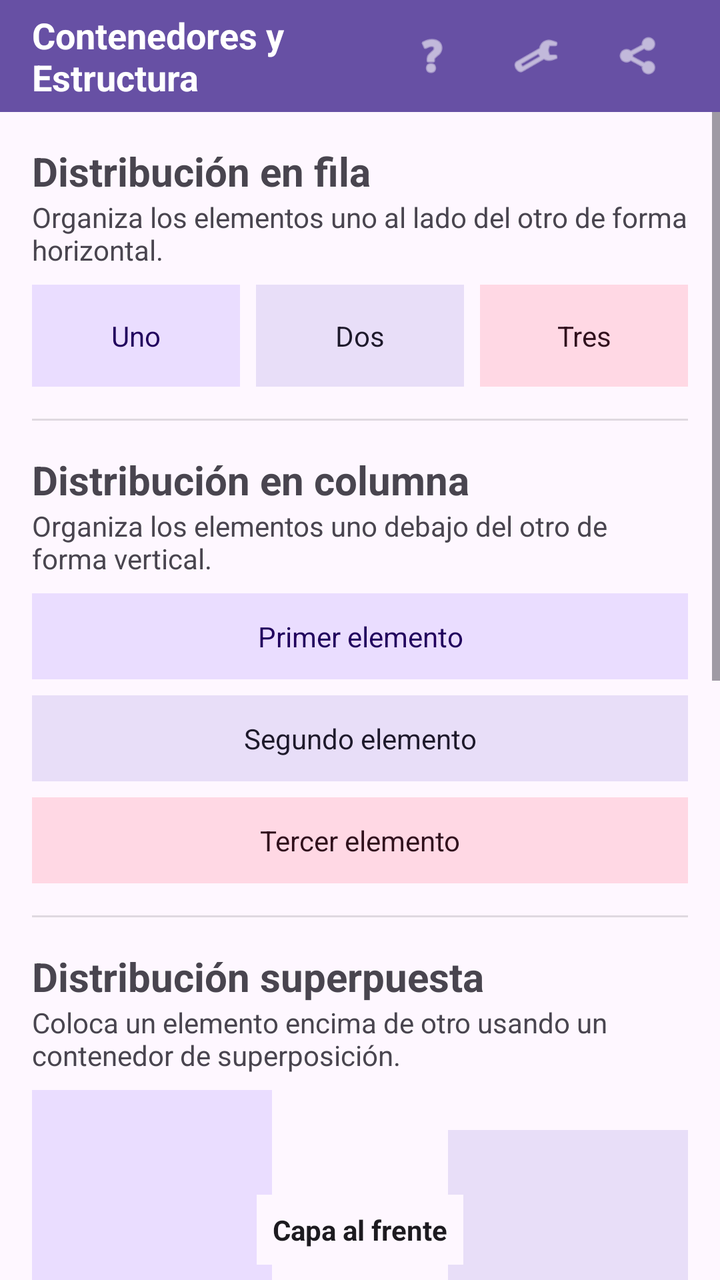
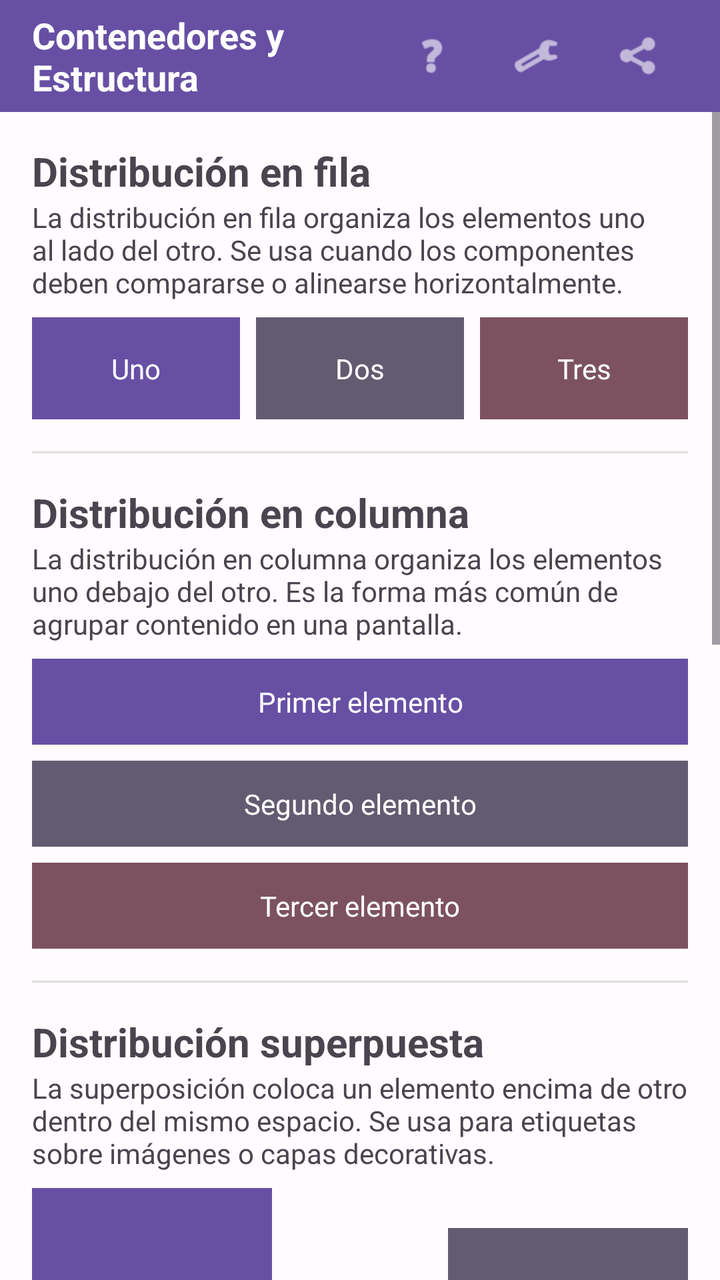

The first picture is an Android layout as it rendered before a commit; the second is the same layout after the commit. The layout source and the unified diff follow.
<!-- AndroidManifest.xml: application theme Theme.XmlTarea2 -->
<!-- res/layout/fragment_estructura.xml -->
<?xml version="1.0" encoding="utf-8"?>
<LinearLayout xmlns:android="http://schemas.android.com/apk/res/android"
    android:layout_width="match_parent"
    android:layout_height="match_parent"
    android:orientation="vertical">

    <include layout="@layout/item_contenedor_barra" />

    <ScrollView
        android:layout_width="match_parent"
        android:layout_height="0dp"
        android:layout_weight="1"
        android:fillViewport="true">

        <LinearLayout
            android:layout_width="match_parent"
            android:layout_height="wrap_content"
            android:orientation="vertical"
            android:padding="16dp">

            <TextView
                android:layout_width="match_parent"
                android:layout_height="wrap_content"
                android:text="@string/sec6_fila_titulo"
                android:textSize="20sp"
                android:textStyle="bold" />

            <TextView
                android:layout_width="match_parent"
                android:layout_height="wrap_content"
                android:text="@string/sec6_fila_descripcion"
                android:textSize="14sp"
                android:paddingBottom="8dp" />

            <LinearLayout
                android:layout_width="match_parent"
                android:layout_height="wrap_content"
                android:orientation="horizontal"
                android:baselineAligned="false">

                <TextView
                    android:layout_width="0dp"
                    android:layout_height="wrap_content"
                    android:layout_weight="1"
                    android:background="?attr/colorPrimaryContainer"
                    android:gravity="center"
                    android:padding="16dp"
                    android:text="@string/sec6_fila_uno"
                    android:textColor="?attr/colorOnPrimaryContainer" />

                <TextView
                    android:layout_width="0dp"
                    android:layout_height="wrap_content"
                    android:layout_weight="1"
                    android:layout_marginStart="8dp"
                    android:background="?attr/colorSecondaryContainer"
                    android:gravity="center"
                    android:padding="16dp"
                    android:text="@string/sec6_fila_dos"
                    android:textColor="?attr/colorOnSecondaryContainer" />

                <TextView
                    android:layout_width="0dp"
                    android:layout_height="wrap_content"
                    android:layout_weight="1"
                    android:layout_marginStart="8dp"
                    android:background="?attr/colorTertiaryContainer"
                    android:gravity="center"
                    android:padding="16dp"
                    android:text="@string/sec6_fila_tres"
                    android:textColor="?attr/colorOnTertiaryContainer" />
            </LinearLayout>

            <View
                android:layout_width="match_parent"
                android:layout_height="1dp"
                android:layout_marginVertical="16dp"
                android:background="?android:attr/listDivider" />

            <TextView
                android:layout_width="match_parent"
                android:layout_height="wrap_content"
                android:text="@string/sec6_columna_titulo"
                android:textSize="20sp"
                android:textStyle="bold" />

            <TextView
                android:layout_width="match_parent"
                android:layout_height="wrap_content"
                android:text="@string/sec6_columna_descripcion"
                android:textSize="14sp"
                android:paddingBottom="8dp" />

            <LinearLayout
                android:layout_width="match_parent"
                android:layout_height="wrap_content"
                android:orientation="vertical">

                <TextView
                    android:layout_width="match_parent"
                    android:layout_height="wrap_content"
                    android:background="?attr/colorPrimaryContainer"
                    android:gravity="center"
                    android:padding="12dp"
                    android:text="@string/sec6_columna_uno"
                    android:textColor="?attr/colorOnPrimaryContainer" />

                <TextView
                    android:layout_width="match_parent"
                    android:layout_height="wrap_content"
                    android:layout_marginTop="8dp"
                    android:background="?attr/colorSecondaryContainer"
                    android:gravity="center"
                    android:padding="12dp"
                    android:text="@string/sec6_columna_dos"
                    android:textColor="?attr/colorOnSecondaryContainer" />

                <TextView
                    android:layout_width="match_parent"
                    android:layout_height="wrap_content"
                    android:layout_marginTop="8dp"
                    android:background="?attr/colorTertiaryContainer"
                    android:gravity="center"
                    android:padding="12dp"
                    android:text="@string/sec6_columna_tres"
                    android:textColor="?attr/colorOnTertiaryContainer" />
            </LinearLayout>

            <View
                android:layout_width="match_parent"
                android:layout_height="1dp"
                android:layout_marginVertical="16dp"
                android:background="?android:attr/listDivider" />

            <TextView
                android:layout_width="match_parent"
                android:layout_height="wrap_content"
                android:text="@string/sec6_superposicion_titulo"
                android:textSize="20sp"
                android:textStyle="bold" />

            <TextView
                android:layout_width="match_parent"
                android:layout_height="wrap_content"
                android:text="@string/sec6_superposicion_descripcion"
                android:textSize="14sp"
                android:paddingBottom="8dp" />

            <include layout="@layout/item_contenedor_superpuesto" />

            <View
                android:layout_width="match_parent"
                android:layout_height="1dp"
                android:layout_marginVertical="16dp"
                android:background="?android:attr/listDivider" />

            <TextView
                android:layout_width="match_parent"
                android:layout_height="wrap_content"
                android:text="@string/sec6_pesos_titulo"
                android:textSize="20sp"
                android:textStyle="bold" />

            <TextView
                android:layout_width="match_parent"
                android:layout_height="wrap_content"
                android:text="@string/sec6_pesos_descripcion"
                android:textSize="14sp"
                android:paddingBottom="8dp" />

            <LinearLayout
                android:layout_width="match_parent"
                android:layout_height="80dp"
                android:orientation="horizontal"
                android:baselineAligned="false">

                <TextView
                    android:layout_width="0dp"
                    android:layout_height="match_parent"
                    android:layout_weight="1"
                    android:background="?attr/colorPrimaryContainer"
                    android:gravity="center"
                    android:text="@string/sec6_peso_uno"
                    android:textColor="?attr/colorOnPrimaryContainer" />

                <TextView
                    android:layout_width="0dp"
                    android:layout_height="match_parent"
                    android:layout_weight="2"
                    android:layout_marginStart="8dp"
                    android:background="?attr/colorSecondaryContainer"
                    android:gravity="center"
                    android:text="@string/sec6_peso_dos"
                    android:textColor="?attr/colorOnSecondaryContainer" />

                <TextView
                    android:layout_width="0dp"
                    android:layout_height="match_parent"
                    android:layout_weight="3"
                    android:layout_marginStart="8dp"
                    android:background="?attr/colorTertiaryContainer"
                    android:gravity="center"
                    android:text="@string/sec6_peso_tres"
                    android:textColor="?attr/colorOnTertiaryContainer" />
            </LinearLayout>

            <View
                android:layout_width="match_parent"
                android:layout_height="1dp"
                android:layout_marginVertical="16dp"
                android:background="?android:attr/listDivider" />

            <TextView
                android:layout_width="match_parent"
                android:layout_height="wrap_content"
                android:text="@string/sec6_scroll_titulo"
                android:textSize="20sp"
                android:textStyle="bold" />

            <TextView
                android:layout_width="match_parent"
                android:layout_height="wrap_content"
                android:text="@string/sec6_scroll_descripcion"
                android:textSize="14sp"
                android:paddingBottom="8dp" />

            <LinearLayout
                android:id="@+id/contenedor_desplazable"
                android:layout_width="match_parent"
                android:layout_height="220dp"
                android:orientation="vertical"
                android:background="?attr/colorSurfaceVariant"
                android:padding="8dp">

                <ScrollView
                    android:layout_width="match_parent"
                    android:layout_height="match_parent">

                    <LinearLayout
                        android:id="@+id/lista_desplazable"
                        android:layout_width="match_parent"
                        android:layout_height="wrap_content"
                        android:orientation="vertical" />
                </ScrollView>
            </LinearLayout>

        </LinearLayout>
    </ScrollView>
</LinearLayout>
<!-- res/layout/item_contenedor_barra.xml (included above) -->
<?xml version="1.0" encoding="utf-8"?>
<LinearLayout xmlns:android="http://schemas.android.com/apk/res/android"
    xmlns:app="http://schemas.android.com/apk/res-auto"
    android:layout_width="match_parent"
    android:layout_height="56dp"
    android:orientation="horizontal"
    android:gravity="center_vertical"
    android:paddingHorizontal="16dp"
    android:background="?attr/colorPrimary">

    <TextView
        android:layout_width="0dp"
        android:layout_height="wrap_content"
        android:layout_weight="1"
        android:text="@string/sec6_titulo"
        android:textColor="?attr/colorOnPrimary"
        android:textSize="18sp"
        android:textStyle="bold" />

    <ImageButton
        android:id="@+id/barra_ayuda"
        android:layout_width="48dp"
        android:layout_height="48dp"
        android:padding="12dp"
        android:scaleType="centerInside"
        android:background="?attr/selectableItemBackgroundBorderless"
        android:contentDescription="@string/sec6_accion_ayuda"
        android:src="@android:drawable/ic_menu_help"
        app:tint="?attr/colorOnPrimary" />

    <ImageButton
        android:id="@+id/barra_ajustes"
        android:layout_width="48dp"
        android:layout_height="48dp"
        android:layout_marginStart="4dp"
        android:padding="12dp"
        android:scaleType="centerInside"
        android:background="?attr/selectableItemBackgroundBorderless"
        android:contentDescription="@string/sec6_accion_ajustes"
        android:src="@android:drawable/ic_menu_preferences"
        app:tint="?attr/colorOnPrimary" />

    <ImageButton
        android:id="@+id/barra_compartir"
        android:layout_width="48dp"
        android:layout_height="48dp"
        android:layout_marginStart="4dp"
        android:padding="12dp"
        android:scaleType="centerInside"
        android:background="?attr/selectableItemBackgroundBorderless"
        android:contentDescription="@string/sec6_accion_compartir"
        android:src="@android:drawable/ic_menu_share"
        app:tint="?attr/colorOnPrimary" />
</LinearLayout>
<!-- res/layout/item_contenedor_superpuesto.xml (included above) -->
<?xml version="1.0" encoding="utf-8"?>
<FrameLayout xmlns:android="http://schemas.android.com/apk/res/android"
    android:layout_width="match_parent"
    android:layout_height="140dp">

    <View
        android:layout_width="120dp"
        android:layout_height="120dp"
        android:layout_gravity="start|top"
        android:background="?attr/colorPrimaryContainer" />

    <View
        android:layout_width="120dp"
        android:layout_height="120dp"
        android:layout_gravity="end|bottom"
        android:background="?attr/colorSecondaryContainer" />

    <TextView
        android:layout_width="wrap_content"
        android:layout_height="wrap_content"
        android:layout_gravity="center"
        android:background="?attr/colorSurface"
        android:padding="8dp"
        android:text="@string/sec6_superposicion_frente"
        android:textColor="?attr/colorOnSurface"
        android:textStyle="bold" />
</FrameLayout>
<!-- resources referenced by this layout -->
<resources>
  <string name="sec6_accion_ajustes">Ajustes</string>
  <string name="sec6_accion_ayuda">Ayuda</string>
  <string name="sec6_accion_compartir">Compartir</string>
  <string name="sec6_columna_descripcion">Organiza los elementos uno debajo del otro de forma vertical.</string>
  <string name="sec6_columna_dos">Segundo elemento</string>
  <string name="sec6_columna_titulo">Distribución en columna</string>
  <string name="sec6_columna_tres">Tercer elemento</string>
  <string name="sec6_columna_uno">Primer elemento</string>
  <string name="sec6_fila_descripcion">Organiza los elementos uno al lado del otro de forma horizontal.</string>
  <string name="sec6_fila_dos">Dos</string>
  <string name="sec6_fila_titulo">Distribución en fila</string>
  <string name="sec6_fila_tres">Tres</string>
  <string name="sec6_fila_uno">Uno</string>
  <string name="sec6_peso_dos">Peso 2</string>
  <string name="sec6_peso_tres">Peso 3</string>
  <string name="sec6_peso_uno">Peso 1</string>
  <string name="sec6_pesos_descripcion">Reparte el espacio disponible entre los elementos según su peso.</string>
  <string name="sec6_scroll_descripcion">Permite recorrer contenido más largo que la pantalla con un desplazamiento vertical.</string>
  <string name="sec6_superposicion_descripcion">Coloca un elemento encima de otro usando un contenedor de superposición.</string>
  <string name="sec6_superposicion_frente">Capa al frente</string>
  <string name="sec6_superposicion_titulo">Distribución superpuesta</string>
  <string name="sec6_titulo">Contenedores y Estructura</string>
  <style name="Theme.XmlTarea2" parent="Base.Theme.XmlTarea2" />
  <style name="Base.Theme.XmlTarea2" parent="Theme.Material3.DayNight.NoActionBar">
          
          
      </style>
  <!-- unchanged entries left out for length: 2 -->
</resources>

<!-- the commit's change to res/layout/fragment_estructura.xml (unified diff, before → after) -->
@@ -30,6 +30,7 @@
                 android:layout_height="wrap_content"
                 android:text="@string/sec6_fila_descripcion"
                 android:textSize="14sp"
+                android:textColor="?android:attr/textColorSecondary"
                 android:paddingBottom="8dp" />
 
             <LinearLayout
@@ -89,6 +90,7 @@
                 android:layout_height="wrap_content"
                 android:text="@string/sec6_columna_descripcion"
                 android:textSize="14sp"
+                android:textColor="?android:attr/textColorSecondary"
                 android:paddingBottom="8dp" />
 
             <LinearLayout
@@ -144,6 +146,7 @@
                 android:layout_height="wrap_content"
                 android:text="@string/sec6_superposicion_descripcion"
                 android:textSize="14sp"
+                android:textColor="?android:attr/textColorSecondary"
                 android:paddingBottom="8dp" />
 
             <include layout="@layout/item_contenedor_superpuesto" />
@@ -166,6 +169,7 @@
                 android:layout_height="wrap_content"
                 android:text="@string/sec6_pesos_descripcion"
                 android:textSize="14sp"
+                android:textColor="?android:attr/textColorSecondary"
                 android:paddingBottom="8dp" />
 
             <LinearLayout
@@ -222,6 +226,7 @@
                 android:layout_height="wrap_content"
                 android:text="@string/sec6_scroll_descripcion"
                 android:textSize="14sp"
+                android:textColor="?android:attr/textColorSecondary"
                 android:paddingBottom="8dp" />
 
             <LinearLayout
<!-- resource entries referenced after the edit -->
@@ -3,12 +3,12 @@
   <string name="sec6_accion_ajustes">Ajustes</string>
   <string name="sec6_accion_ayuda">Ayuda</string>
   <string name="sec6_accion_compartir">Compartir</string>
-  <string name="sec6_columna_descripcion">Organiza los elementos uno debajo del otro de forma vertical.</string>
+  <string name="sec6_columna_descripcion">La distribución en columna organiza los elementos uno debajo del otro. Es la forma más común de agrupar contenido en una pantalla.</string>
   <string name="sec6_columna_dos">Segundo elemento</string>
   <string name="sec6_columna_titulo">Distribución en columna</string>
   <string name="sec6_columna_tres">Tercer elemento</string>
   <string name="sec6_columna_uno">Primer elemento</string>
-  <string name="sec6_fila_descripcion">Organiza los elementos uno al lado del otro de forma horizontal.</string>
+  <string name="sec6_fila_descripcion">La distribución en fila organiza los elementos uno al lado del otro. Se usa cuando los componentes deben compararse o alinearse horizontalmente.</string>
   <string name="sec6_fila_dos">Dos</string>
   <string name="sec6_fila_titulo">Distribución en fila</string>
   <string name="sec6_fila_tres">Tres</string>
@@ -16,17 +16,48 @@
   <string name="sec6_peso_dos">Peso 2</string>
   <string name="sec6_peso_tres">Peso 3</string>
   <string name="sec6_peso_uno">Peso 1</string>
-  <string name="sec6_pesos_descripcion">Reparte el espacio disponible entre los elementos según su peso.</string>
-  <string name="sec6_scroll_descripcion">Permite recorrer contenido más largo que la pantalla con un desplazamiento vertical.</string>
-  <string name="sec6_superposicion_descripcion">Coloca un elemento encima de otro usando un contenedor de superposición.</string>
+  <string name="sec6_pesos_descripcion">Los pesos proporcionales reparten el espacio disponible entre los elementos según su importancia. Un peso mayor ocupa más espacio.</string>
+  <string name="sec6_scroll_descripcion">El contenedor con desplazamiento vertical permite recorrer contenido más largo que la pantalla sin salir de ella.</string>
+  <string name="sec6_superposicion_descripcion">La superposición coloca un elemento encima de otro dentro del mismo espacio. Se usa para etiquetas sobre imágenes o capas decorativas.</string>
   <string name="sec6_superposicion_frente">Capa al frente</string>
   <string name="sec6_superposicion_titulo">Distribución superpuesta</string>
   <string name="sec6_titulo">Contenedores y Estructura</string>
-  <style name="Theme.XmlTarea2" parent="Base.Theme.XmlTarea2" />
-  <style name="Base.Theme.XmlTarea2" parent="Theme.Material3.DayNight.NoActionBar">
-          
-          
+  <style name="Theme.XmlTarea2" parent="Theme.Material3.DayNight.NoActionBar">
+          <item name="colorPrimary">@color/color_primario</item>
+          <item name="colorOnPrimary">@color/color_primario_contraste</item>
+          <item name="colorPrimaryContainer">@color/color_primario</item>
+          <item name="colorOnPrimaryContainer">@color/color_primario_contraste</item>
+  
+          <item name="colorSecondary">@color/color_secundario</item>
+          <item name="colorOnSecondary">@color/color_secundario_contraste</item>
+          <item name="colorSecondaryContainer">@color/color_secundario</item>
+          <item name="colorOnSecondaryContainer">@color/color_secundario_contraste</item>
+  
+          <item name="colorTertiary">@color/color_terciario</item>
+          <item name="colorOnTertiary">@color/color_terciario_contraste</item>
+          <item name="colorTertiaryContainer">@color/color_terciario</item>
+          <item name="colorOnTertiaryContainer">@color/color_terciario_contraste</item>
+  
+          <item name="android:colorBackground">@color/color_fondo</item>
+          <item name="colorSurface">@color/color_superficie</item>
+          <item name="colorSurfaceVariant">@color/color_superficie_variante</item>
+          <item name="colorOnSurface">@color/color_texto_principal</item>
+          <item name="colorOnSurfaceVariant">@color/color_texto_secundario</item>
+  
+          <item name="android:statusBarColor">?attr/colorPrimary</item>
+          <item name="android:windowLightStatusBar" tools:targetApi="m">false</item>
       </style>
+  <color name="color_primario">#6750A4</color>
+  <color name="color_primario_contraste">#FFFFFF</color>
+  <color name="color_secundario">#625B71</color>
+  <color name="color_secundario_contraste">#FFFFFF</color>
+  <color name="color_terciario">#7D5260</color>
+  <color name="color_terciario_contraste">#FFFFFF</color>
+  <color name="color_fondo">#FFFBFE</color>
+  <color name="color_superficie">#FFFBFE</color>
+  <color name="color_superficie_variante">#E7E0EC</color>
+  <color name="color_texto_principal">#1C1B1F</color>
+  <color name="color_texto_secundario">#49454F</color>
   <!-- unchanged entries left out for length: 2 -->
 </resources>
 
